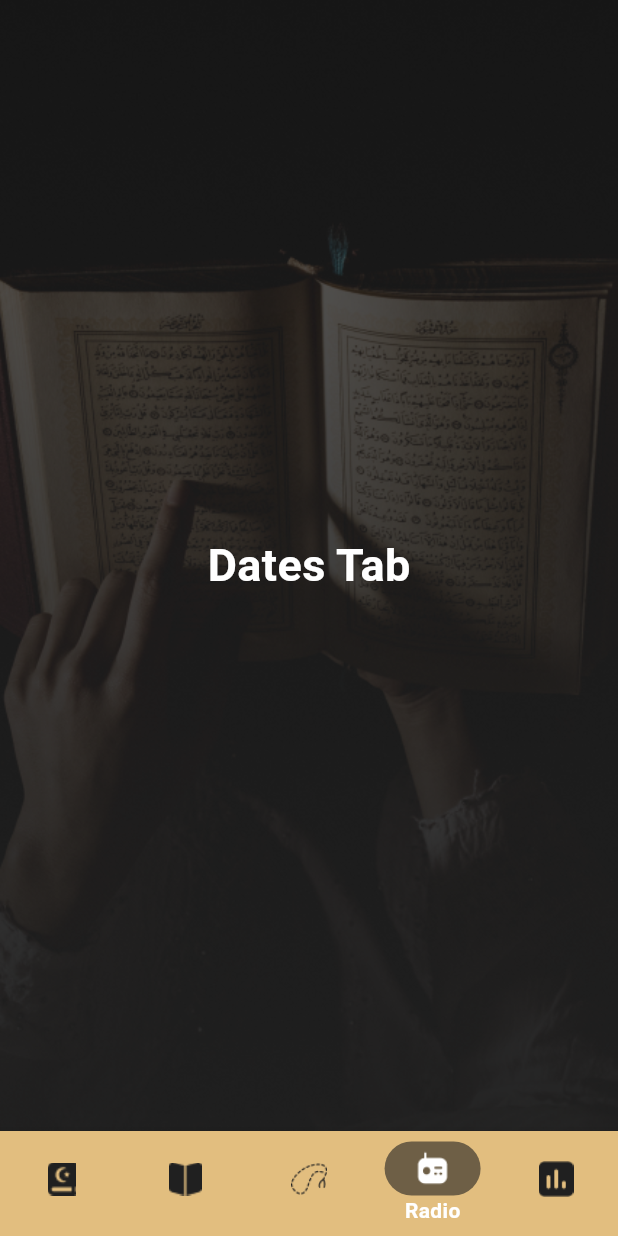
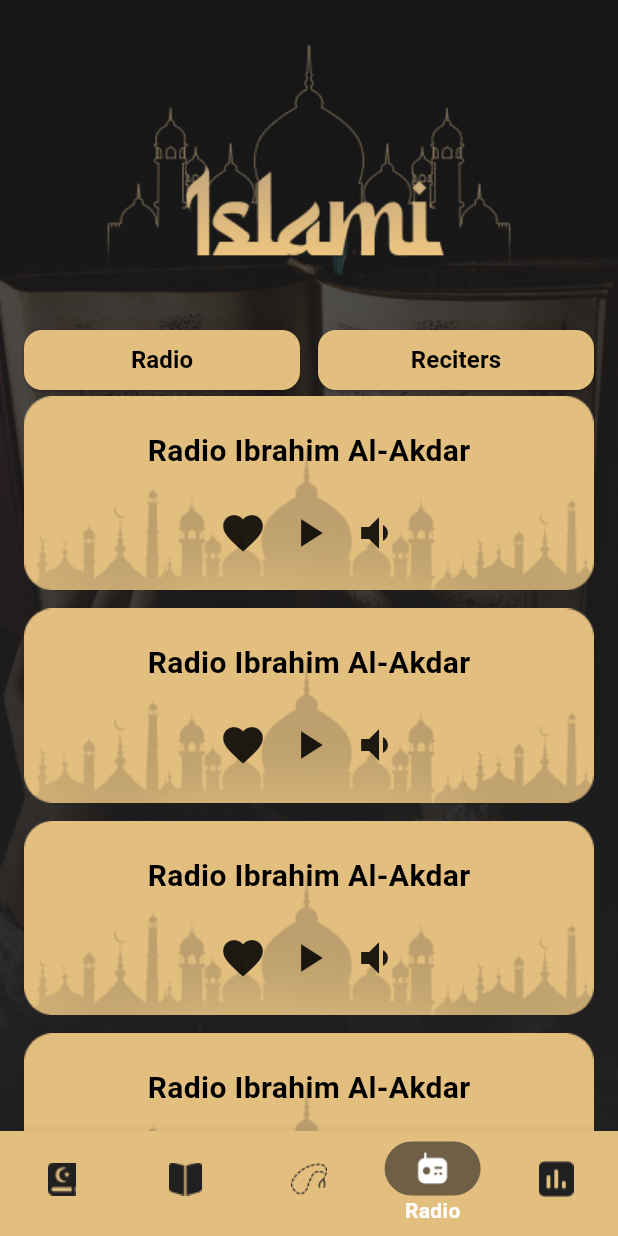
Before and after one commit to AhmedEssam74/islami, a Flutter app: the HomeScreen screen opened by its route, item 4 of the bottom bar chosen, on a phone screen of 412 x 824 dp. Run offline on Flutter 3.47's test engine with Material 3 defaults, Android fonts, the phone set to English and light mode, and no system bars; our stand-ins replace carousel_slider, introduction_screen.

Commit message:
radio finished

```diff
--- a/flutter_native_splash.yaml
+++ b/flutter_native_splash.yaml
@@ -1,11 +1,13 @@
 flutter_native_splash:
   color: "#202020"
-  background_image: "assets/images/Splash_Screen.png"
+#  background_image: "assets/images/Splash_Screen.png"
+  background_image: "assets/images/islami_splash_screen.jpg"
 
 
   android_12:
 #    image: assets/images/Splash_Screen.png
-    image: assets/images/ic_splash.png
+#    image: assets/images/ic_splash.png
+    image: assets/images/islami_splash_screen.jpg
     color: "#0E0E0E"
     icon_background_color: "#0E0E0E"
     branding: assets/images/branding.png
--- a/lib/home/home_screen.dart
+++ b/lib/home/home_screen.dart
@@ -53,8 +53,8 @@ class _HomeScreenState extends State<HomeScreen> {
 
   List<Widget> tabs = [
     const QuranTab(),
-    AhadithTab(),
-    SebhaTab(),
+    const AhadithTab(),
+    const SebhaTab(),
     const RadioTab(),
     const DatesTab(),
   ];
--- a/lib/home/tabs/radio_tab.dart
+++ b/lib/home/tabs/radio_tab.dart
@@ -1,18 +1,173 @@
 import 'package:flutter/material.dart';
 
-class RadioTab extends StatelessWidget {
+class RadioTab extends StatefulWidget {
   const RadioTab({super.key});
 
   @override
+  State<RadioTab> createState() => _RadioTabState();
+}
+
+class _RadioTabState extends State<RadioTab> {
+  int pageIndex = 0;
+  final PageController _pageController = PageController(initialPage: 0);
+
+  @override
   Widget build(BuildContext context) {
-    return const Column(
-      mainAxisAlignment: MainAxisAlignment.center,
+    return Column(
       children: [
-        Center(
-          child: Text(
-            "Dates Tab",
-            style: TextStyle(fontSize: 30, fontWeight: FontWeight.w700,color: Colors.white),
+        Container(
+          padding: const EdgeInsets.only(top: 30),
+          child: Image.asset(
+            "assets/images/header_bg.png",
+            width: double.infinity,
+            height: 170,
           ),
+        ),
+        Expanded(
+          child: Padding(
+            padding: const EdgeInsets.only(top: 16, right: 16, left: 16),
+            child: Column(
+              children: [
+                Container(
+                  child: Row(
+                    children: [
+                      Expanded(
+                        child: ElevatedButton(
+                          style: ElevatedButton.styleFrom(
+                            backgroundColor: Theme.of(context).primaryColor,
+                            padding: const EdgeInsets.symmetric(vertical: 8),
+                            shape: RoundedRectangleBorder(
+                              borderRadius: BorderRadius.circular(12),
+                            ),
+                          ),
+                          onPressed: () {
+                            _pageController.previousPage(
+                              duration: const Duration(milliseconds: 500),
+                              curve: Curves.ease,
+                            );
+                          },
+                          child: Text(
+                            "Radio",
+                            style: Theme.of(context)
+                                .textTheme
+                                .titleSmall
+                                ?.copyWith(color: Colors.black),
+                          ),
+                        ),
+                      ),
+                      const SizedBox(
+                        width: 12,
+                      ),
+                      Expanded(
+                        child: ElevatedButton(
+                          style: ElevatedButton.styleFrom(
+                            backgroundColor: Theme.of(context).primaryColor,
+                            padding: const EdgeInsets.symmetric(vertical: 8),
+                            shape: RoundedRectangleBorder(
+                              borderRadius: BorderRadius.circular(12),
+                            ),
+                          ),
+                          onPressed: () {
+                            _pageController.nextPage(
+                              duration: const Duration(milliseconds: 500),
+                              curve: Curves.ease,
+                            );
+                          },
+                          child: Text(
+                            "Reciters",
+                            style: Theme.of(context)
+                                .textTheme
+                                .titleSmall
+                                ?.copyWith(color: Colors.black),
+                          ),
+                        ),
+                      ),
+                    ],
+                  ),
+                ),
+                Expanded(
+                  child: PageView(
+                    onPageChanged: (int index) {
+                      setState(() {});
+                    },
+                    controller: _pageController,
+                    children: [
+                      Expanded(
+                        child: ListView.separated(
+                          separatorBuilder: (context, index) => const SizedBox(
+                            height: 12,
+                          ),
+                          itemBuilder: (context, index) {
+                            return _radioWidget("Radio Ibrahim Al-Akdar");
+                          },
+                          itemCount: 20,
+                        ),
+                      ),
+                      Expanded(
+                        child: ListView.separated(
+                          separatorBuilder: (context, index) => const SizedBox(
+                            height: 12,
+                          ),
+                          itemBuilder: (context, index) {
+                            return _radioWidget("Ibrahim Al-Akdar");
+                          },
+                          itemCount: 20,
+                        ),
+                      ),
+                    ],
+                  ),
+                ),
+              ],
+            ),
+          ),
+        ),
+      ],
+    );
+  }
+
+  Widget _radioWidget(String name) {
+    return Stack(
+      alignment: Alignment.center,
+      children: [
+        Image.asset(
+          "assets/images/reciters_bg.png",
+          fit: BoxFit.cover,
+        ),
+        Column(
+          children: [
+            Text(
+              "$name",
+              style: Theme.of(context).textTheme.bodyMedium?.copyWith(
+                    fontSize: 20,
+                  ),
+            ),
+            const SizedBox(
+              height: 24,
+            ),
+            const Row(
+              mainAxisAlignment: MainAxisAlignment.center,
+              children: [
+                Icon(
+                  Icons.favorite,
+                  size: 32,
+                ),
+                SizedBox(
+                  width: 12,
+                ),
+                Icon(
+                  Icons.play_arrow,
+                  size: 32,
+                ),
+                SizedBox(
+                  width: 12,
+                ),
+                Icon(
+                  Icons.volume_down_sharp,
+                  size: 32,
+                )
+              ],
+            ),
+          ],
         )
       ],
     );
```
Also changed, not shown: assets/images/2.0x/reciters_bg@2x.png (added), assets/images/3.0x/reciters_bg@3x.png (added), assets/images/islami_splash_screen.jpg (added), assets/images/reciters_bg.png (added), 10 other files.
